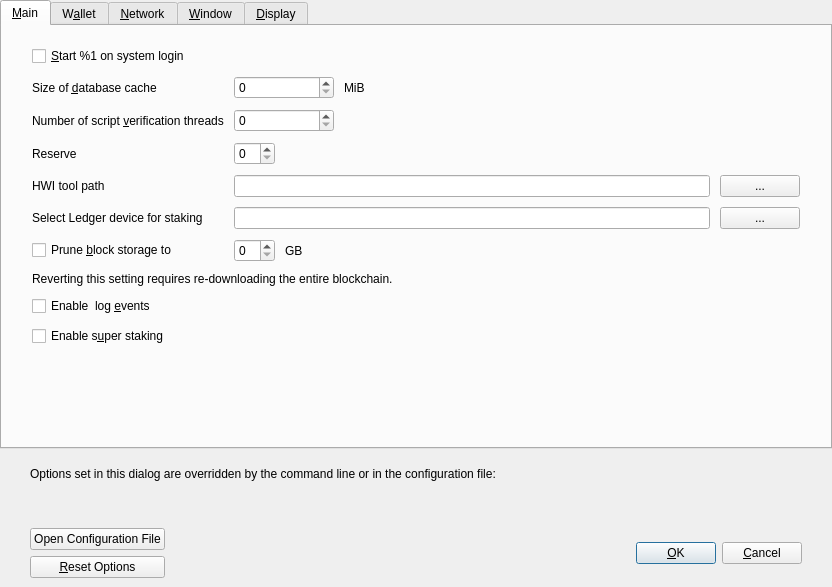
This is src/qt/forms/optionsdialog.ui in ArielCoinOrg/arielcoin as Qt 5 draws it before an edit. The edited form follows.
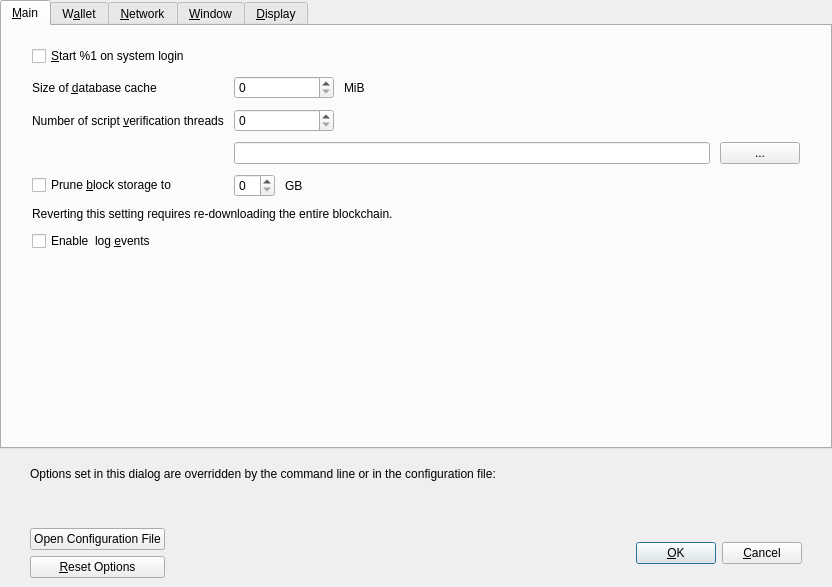
This is the edited form. Custom widgets are drawn as their Qt base class.

The edit to the form file:
```diff
--- a/src/qt/forms/optionsdialog.ui
+++ b/src/qt/forms/optionsdialog.ui
@@ -230,75 +230,6 @@
            </property>
           </widget>
          </item>
-         <item row="3" column="0">
-          <widget class="QLabel" name="HWIToolLabel">
-           <property name="text">
-            <string>HWI tool path</string>
-           </property>
-          </widget>
-         </item>
-         <item row="2" column="0">
-          <widget class="QLabel" name="reserveBalanceLabel">
-           <property name="text">
-            <string>Reserve</string>
-           </property>
-           <property name="textFormat">
-            <enum>Qt::PlainText</enum>
-           </property>
-           <property name="buddy">
-            <cstring>threadsScriptVerif</cstring>
-           </property>
-          </widget>
-         </item>
-         <item row="4" column="1">
-          <layout class="QHBoxLayout" name="horizontalLayout2">
-           <item>
-            <widget class="QLineEdit" name="txtStakeLedgerId">
-             <property name="toolTip">
-              <string>Fingerprint of the ledger that you want to be used for staking with hardware wallet</string>
-             </property>
-            </widget>
-           </item>
-           <item>
-            <widget class="QPushButton" name="toolStakeLedgerId">
-             <property name="text">
-              <string>...</string>
-             </property>
-            </widget>
-           </item>
-          </layout>
-         </item>
-         <item row="4" column="0">
-          <widget class="QLabel" name="stakeLedgerIdlabel">
-           <property name="text">
-            <string>Select Ledger device for staking</string>
-           </property>
-          </widget>
-         </item>
-         <item row="2" column="1">
-          <layout class="QHBoxLayout" name="horizontalLayout_3_Main_3">
-           <item>
-            <widget class="BitcoinAmountField" name="reserveBalance">
-             <property name="toolTip">
-              <string>Reserve amount that will not be used for staking</string>
-             </property>
-            </widget>
-           </item>
-           <item>
-            <spacer name="horizontalSpacer_3_Main_3">
-             <property name="orientation">
-              <enum>Qt::Horizontal</enum>
-             </property>
-             <property name="sizeHint" stdset="0">
-              <size>
-               <width>40</width>
-               <height>0</height>
-              </size>
-             </property>
-            </spacer>
-           </item>
-          </layout>
-         </item>
          <item row="7" column="0" colspan="2">
           <widget class="QCheckBox" name="logEvents">
            <property name="text">
@@ -306,13 +237,6 @@
            </property>
           </widget>
          </item>
-         <item row="8" column="0" colspan="2">
-          <widget class="QCheckBox" name="superStaking">
-           <property name="text">
-            <string>Enable s&amp;uper staking</string>
-           </property>
-          </widget>
-         </item>
         </layout>
        </item>
        <item>
```
Left out of the diff: 37 changed lines with no effect on the pictures.
